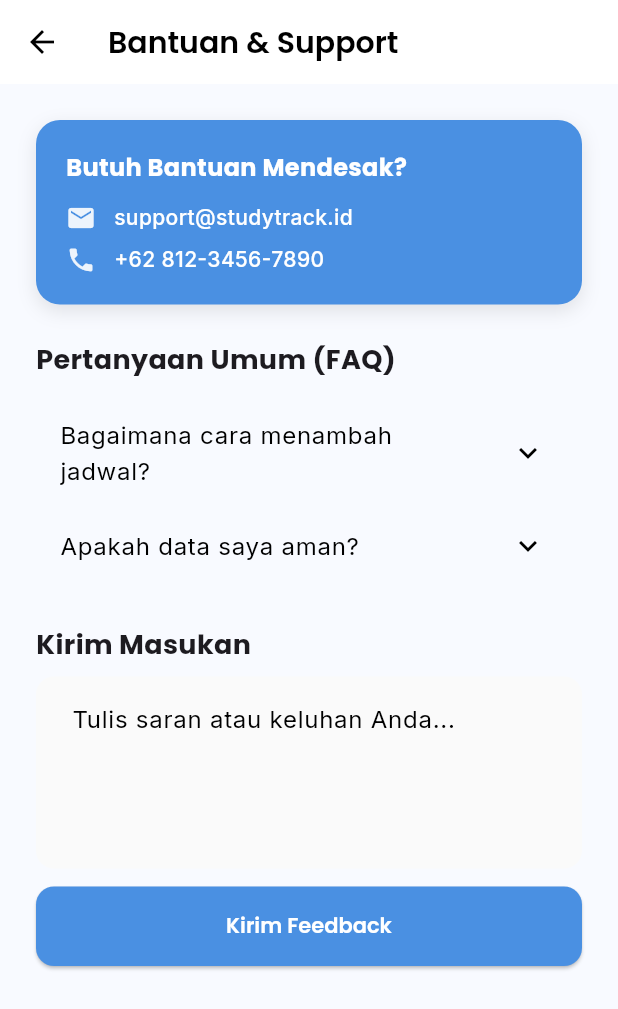
After one commit to Deryl7/StudyTrack, a Flutter app: the SupportScreen screen opened directly, on a phone screen of 412 x 824 dp. The commit adds this screen. Shown: the top 1009 px of the screen. Run offline on Flutter 3.47's test engine with Material 3 defaults, Android fonts, the phone set to English and light mode, and no system bars; our stand-ins replace cloud_firestore, dotted_border, file_picker, firebase_auth, firebase_core, firebase_storage and 2 more; accounts and stored records are empty.

```diff
--- /dev/null
+++ b/lib/ui/profile/support_screen.dart
@@ -0,0 +1,160 @@
+import 'package:flutter/material.dart';
+import 'package:google_fonts/google_fonts.dart';
+
+class SupportScreen extends StatelessWidget {
+  const SupportScreen({super.key});
+
+  @override
+  Widget build(BuildContext context) {
+    return Scaffold(
+      appBar: AppBar(
+        title: Text(
+          "Bantuan & Support",
+          style: GoogleFonts.poppins(color: Colors.black),
+        ),
+        backgroundColor: Colors.white,
+        elevation: 0,
+        iconTheme: const IconThemeData(color: Colors.black),
+      ),
+      body: SingleChildScrollView(
+        padding: const EdgeInsets.all(24),
+        child: Column(
+          crossAxisAlignment: CrossAxisAlignment.start,
+          children: [
+            // Card Kontak
+            Container(
+              padding: const EdgeInsets.all(20),
+              decoration: BoxDecoration(
+                color: Theme.of(context).primaryColor,
+                borderRadius: BorderRadius.circular(16),
+                boxShadow: [
+                  BoxShadow(
+                    // PERBAIKAN DI SINI: Gunakan withOpacity agar tidak error
+                    color: Colors.black.withOpacity(0.1),
+                    blurRadius: 10,
+                    offset: const Offset(0, 4),
+                  ),
+                ],
+              ),
+              child: Column(
+                crossAxisAlignment: CrossAxisAlignment.start,
+                children: [
+                  Text(
+                    "Butuh Bantuan Mendesak?",
+                    style: GoogleFonts.poppins(
+                      color: Colors.white,
+                      fontWeight: FontWeight.bold,
+                      fontSize: 16,
+                    ),
+                  ),
+                  const SizedBox(height: 12),
+                  _buildContactRow(Icons.email, "support@studytrack.id"),
+                  const SizedBox(height: 8),
+                  _buildContactRow(Icons.phone, "+62 812-3456-7890"),
+                ],
+              ),
+            ),
+            const SizedBox(height: 24),
+
+            // FAQ
+            Text(
+              "Pertanyaan Umum (FAQ)",
+              style: GoogleFonts.poppins(
+                fontWeight: FontWeight.bold,
+                fontSize: 18,
+              ),
+            ),
+            const SizedBox(height: 16),
+            const ExpansionTile(
+              title: Text("Bagaimana cara menambah jadwal?"),
+              children: [
+                Padding(
+                  padding: EdgeInsets.all(16),
+                  child: Text(
+                    "Pergi ke menu Jadwal, lalu tekan tombol (+) di pojok kanan bawah.",
+                  ),
+                ),
+              ],
+            ),
+            const ExpansionTile(
+              title: Text("Apakah data saya aman?"),
+              children: [
+                Padding(
+                  padding: EdgeInsets.all(16),
+                  child: Text(
+                    "Ya, data Anda tersimpan aman di server Firebase Google.",
+                  ),
+                ),
+              ],
+            ),
+
+            const SizedBox(height: 24),
+
+            // Send Feedback Form
+            Text(
+              "Kirim Masukan",
+              style: GoogleFonts.poppins(
+                fontWeight: FontWeight.bold,
+                fontSize: 18,
+              ),
+            ),
+            const SizedBox(height: 8),
+            TextField(
+              maxLines: 4,
+              decoration: InputDecoration(
+                hintText: "Tulis saran atau keluhan Anda...",
+                border: OutlineInputBorder(
+                  borderRadius: BorderRadius.circular(12),
+                ),
+                filled: true,
+                fillColor: Colors.grey[50],
+              ),
+            ),
+            const SizedBox(height: 12),
+            SizedBox(
+              width: double.infinity,
+              child: ElevatedButton(
+                style: ElevatedButton.styleFrom(
+                  padding: const EdgeInsets.symmetric(vertical: 16),
+                  shape: RoundedRectangleBorder(
+                    borderRadius: BorderRadius.circular(12),
+                  ),
+                ),
+                onPressed: () {
+                  ScaffoldMessenger.of(context).showSnackBar(
+                    const SnackBar(
+                      content: Text("Terima kasih atas masukan Anda!"),
+                      behavior: SnackBarBehavior.floating,
+                    ),
+                  );
+                },
+                child: const Text("Kirim Feedback"),
+              ),
+            ),
+          ],
+        ),
+      ),
+    );
+  }
+
+  // Widget baris kontak
+  Widget _buildContactRow(IconData icon, String text) {
+    return Row(
+      children: [
+        // PERBAIKAN: Gunakan withOpacity
+        Icon(icon, color: Colors.white.withOpacity(0.9), size: 20),
+        const SizedBox(width: 12),
+        Expanded(
+          child: SelectableText(
+            text,
+            style: GoogleFonts.inter(
+              color: Colors.white,
+              fontSize: 14,
+              fontWeight: FontWeight.w500,
+            ),
+          ),
+        ),
+      ],
+    );
+  }
+}
--- a/pubspec.yaml
+++ b/pubspec.yaml
@@ -43,9 +43,10 @@ dependencies:
   # --- NEW UI Packages (Copy bagian ini) ---
   google_fonts: ^6.1.0    # Font Poppins & Inter
   intl: ^0.19.0           # Format tanggal
-  file_picker: ^6.1.1     # Upload file
+  file_picker: ^8.0.0     # Upload file
   dotted_border: ^2.1.0   # UI border putus-putus
   provider: ^6.1.1        # State management user
+  image_picker: ^1.2.1
 
 dev_dependencies:
   flutter_test:
```
Also changed, not shown: lib/ui/home/home_screen.dart (+33 -9 lines), lib/ui/notifications/notification_screen.dart (added, +127 -0 lines), lib/ui/profile/edit_profile_screen.dart (added, +266 -0 lines), pubspec.lock, 5 other files.
